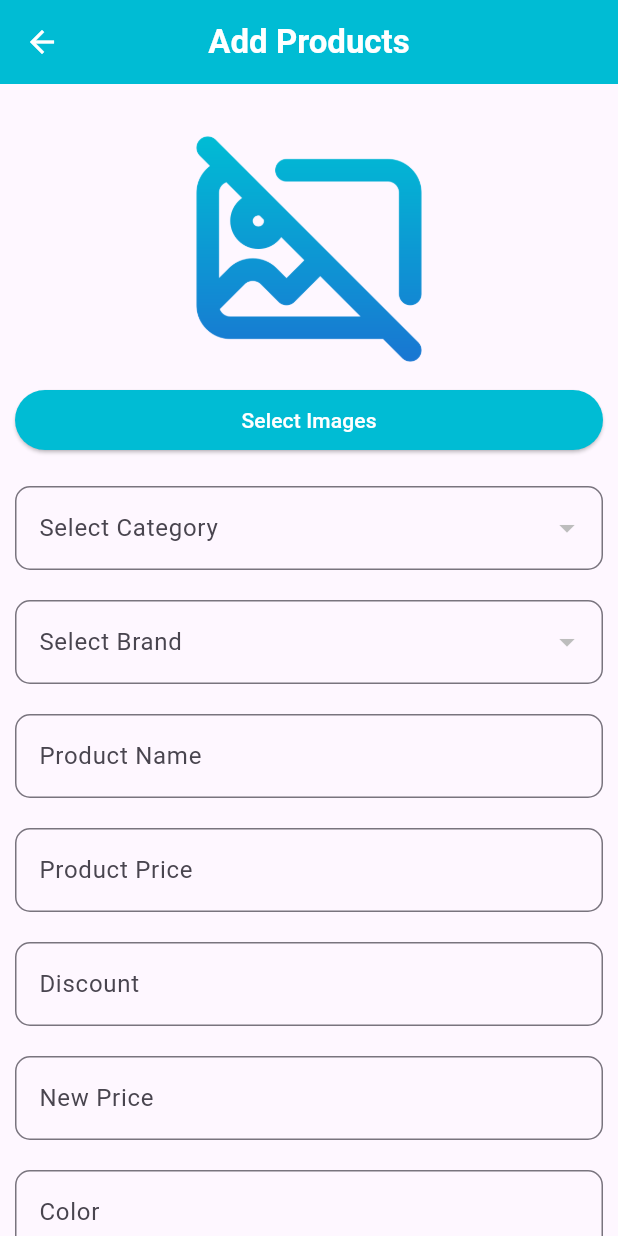
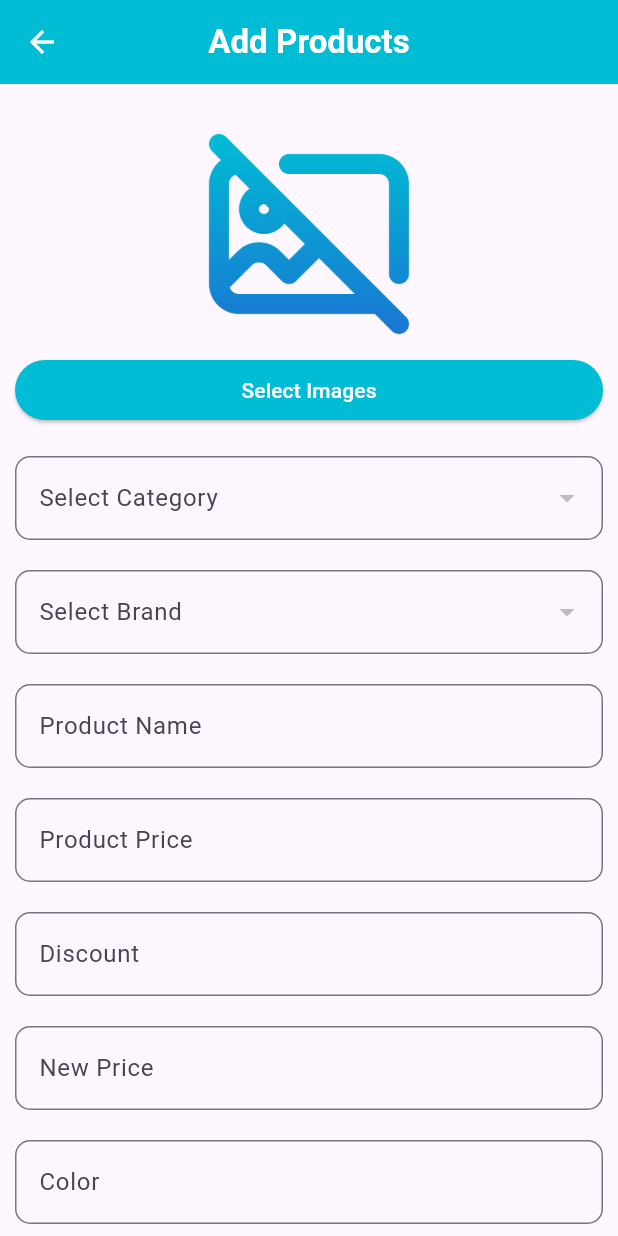
Before and after one commit to bhavuu01/Shopper_Store_Admin, a Flutter app: the AddProductScreen screen opened directly, on a phone screen of 412 x 824 dp. Run offline on Flutter 3.47's test engine with Material 3 defaults, Android fonts, the light colour scheme and no system bars; our stand-ins replace cloud_firestore, firebase_auth, firebase_core, firebase_storage, fluttertoast, image_picker and 1 more; accounts and stored records are empty.

Commit message:
Admin App

```diff
--- a/lib/Brands/addbrands.dart
+++ b/lib/Brands/addbrands.dart
@@ -130,7 +130,7 @@ class _AddBrandsState extends State<AddBrands> {
               const SizedBox(height: 20,),
               selectedImage != null
                   ? Image.file(selectedImage!,height: 200,width: 200,)
-                  : Image.asset("asset/images/nophoto.png",height: 200,width: 200,),
+                  : Image.asset("asset/images/nophoto.png",height: 160,width: 200,),
 
 
 
--- a/lib/Brands/brands.dart
+++ b/lib/Brands/brands.dart
@@ -52,6 +52,7 @@ class _SubCategoryScreenState extends State<SubCategoryScreen> {
         centerTitle: true,
       ),
       body: SingleChildScrollView(
+        physics: BouncingScrollPhysics(),
         child: Padding(
           padding: const EdgeInsets.symmetric(horizontal: 10, vertical: 10),
           child: Column(
@@ -218,7 +219,7 @@ class BrandList extends StatelessWidget {
                                           'Confirm Deletion',
                                         ),
                                         content: const Text(
-                                            'Are you sure you want to delete this category?'),
+                                            'Are you sure you want to delete this brand?'),
                                         actions: [
                                           TextButton(
                                             onPressed: () {
--- a/lib/Category/addcategory.dart
+++ b/lib/Category/addcategory.dart
@@ -112,7 +112,7 @@ class _AddCategoryState extends State<AddCategory> {
               const SizedBox(height: 20,),
               selectedImage != null
                   ? Image.file(selectedImage!,height: 200,width: 200,)
-                  : Image.asset("asset/images/nophoto.png",height: 200,width: 200,),
+                  : Image.asset("asset/images/nophoto.png",height: 160,width: 200,),
 
 
 
--- a/lib/Products/AddProduct.dart
+++ b/lib/Products/AddProduct.dart
@@ -216,8 +216,8 @@ class _AddProductScreenState extends State<AddProductScreen> {
             children: [
 
               SizedBox(
-                height: 180,
-                width: 300,
+                height: 160,
+                width: 200,
                 child: selectedImage.isNotEmpty
                     ? ListView.builder(
                   scrollDirection: Axis.horizontal,
--- a/lib/Products/EditProduct.dart
+++ b/lib/Products/EditProduct.dart
@@ -493,6 +493,7 @@ class _EditProductState extends State<EditProduct> {
               ),
 
               TextFormField(
+                maxLines: 5,
                 controller: descriptionController,
                 decoration: InputDecoration(
                   labelText: 'Edit Description',
@@ -512,6 +513,7 @@ class _EditProductState extends State<EditProduct> {
               ),
 
               TextFormField(
+                maxLines: 3,
                 controller: productAllDetailsController,
                 decoration: InputDecoration(
                   labelText: "All Details",
--- a/lib/Products/products.dart
+++ b/lib/Products/products.dart
@@ -52,6 +52,7 @@ class _ProductScreenState extends State<ProductScreen> {
         centerTitle: true,
       ),
       body: SingleChildScrollView(
+        physics: BouncingScrollPhysics(),
         child: Padding(
           padding: const EdgeInsets.symmetric(horizontal: 10, vertical: 10),
           child: Column(
@@ -219,7 +220,7 @@ class ProductList extends StatelessWidget {
                                           'Confirm Deletion',
                                         ),
                                         content: const Text(
-                                            'Are you sure you want to delete this category?'),
+                                            'Are you sure you want to delete this product?'),
                                         actions: [
                                           TextButton(
                                             onPressed: () {
--- a/lib/Sales/AddSales.dart
+++ b/lib/Sales/AddSales.dart
@@ -121,7 +121,7 @@ class _AddSalesState extends State<AddSales> {
 
               selectedImage != null
                   ? Image.file(selectedImage!, height: 200,width: 200,)
-                  : Image.asset("asset/images/nophoto.png",height: 200,width: 200,),
+                  : Image.asset("asset/images/nophoto.png",height: 160,width: 200,),
 
               const SizedBox(height: 20,),
 
--- a/lib/Sales/Sales.dart
+++ b/lib/Sales/Sales.dart
@@ -50,6 +50,7 @@ class _SalesScreenState extends State<SalesScreen> {
         centerTitle: true,
       ),
       body: SingleChildScrollView(
+        physics: BouncingScrollPhysics(),
         child: Padding(
           padding: const EdgeInsets.symmetric(horizontal: 10,vertical: 10),
           child: Column(
@@ -191,7 +192,7 @@ class SalesList extends StatelessWidget {
                                       return AlertDialog(
                                         title: const Text('Confirm Deletion',),
                                         content: const Text(
-                                            'Are you sure you want to delete this category?'),
+                                            'Are you sure you want to delete this sale?'),
                                         actions: [
                                           TextButton(
                                             onPressed: () {
```
